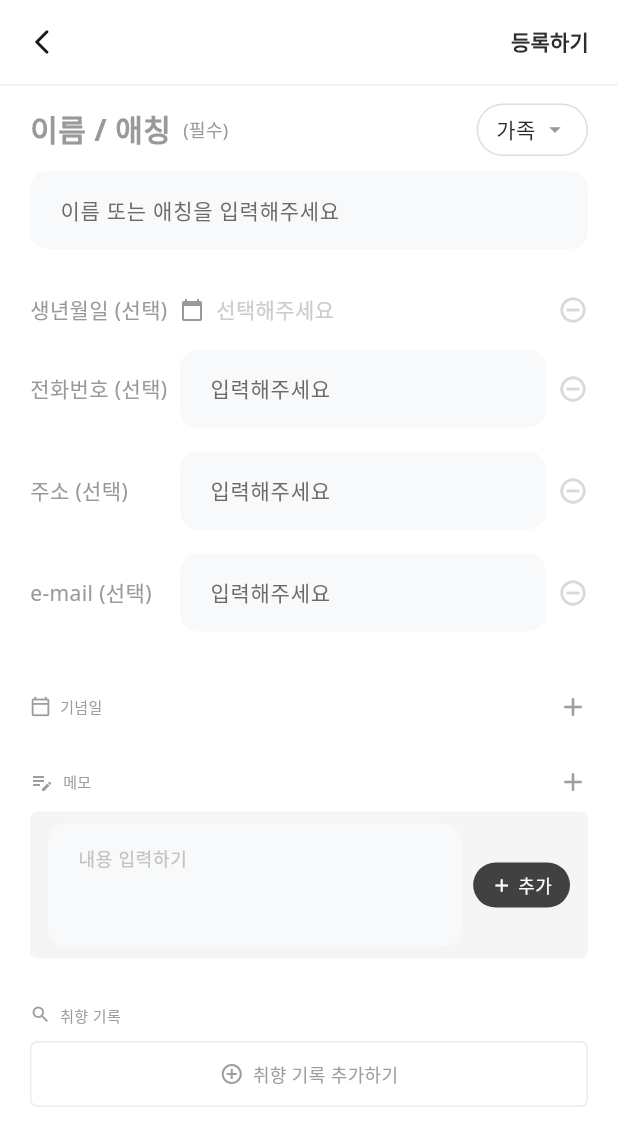
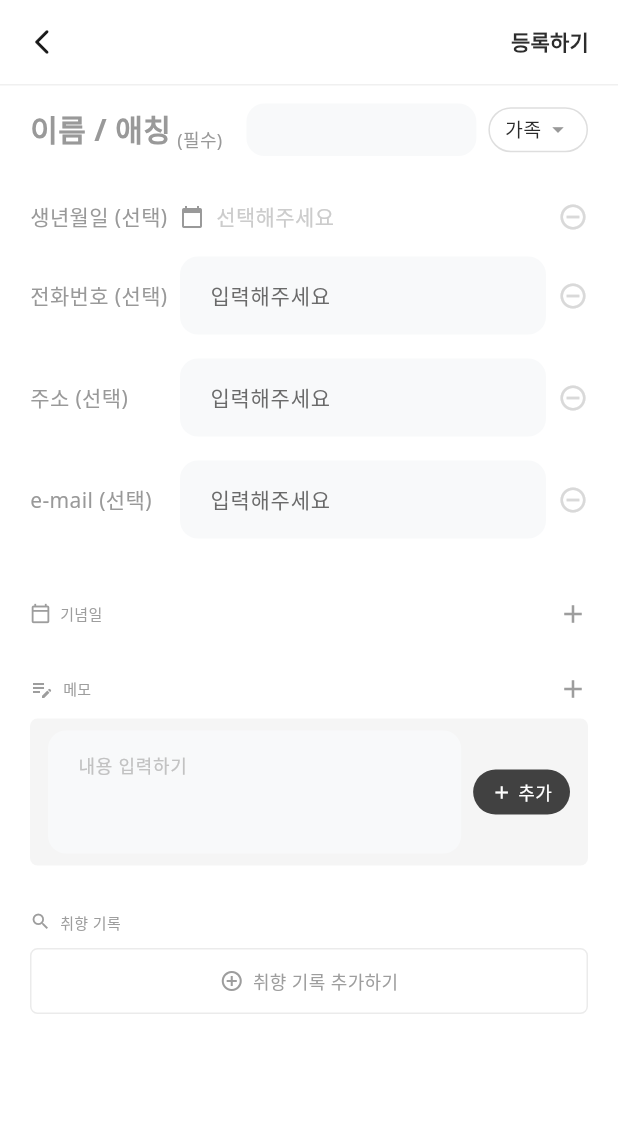
Before and after one commit to uiiuodo/testedn5, a Flutter app: the PersonEditScreen screen opened directly, on a phone screen of 412 x 824 dp. Shown: the top 1146 px of the screen. Run offline on Flutter 3.47's test engine with Material 3 defaults, Android fonts, the light colour scheme and no system bars; our stand-ins replace get, hive, hive_flutter, shared_preferences, table_calendar; accounts and stored records are empty; Roboto replaces fonts that are missing (Noto Sans).

Commit message:
등록 화면3

```diff
--- a/lib/ui/page/people/person_edit_screen.dart
+++ b/lib/ui/page/people/person_edit_screen.dart
@@ -41,17 +41,17 @@ class PersonEditScreen extends StatelessWidget {
             crossAxisAlignment: CrossAxisAlignment.start,
             children: [
               // 1. Name / Nickname & Group Selection
-              Column(
-                crossAxisAlignment: CrossAxisAlignment.start,
-                children: [
-                  Row(
-                    mainAxisAlignment: MainAxisAlignment.spaceBetween,
-                    children: [
+              // 1. Name / Nickname & Group Selection (Inline Row)
               GestureDetector(
                 onTap: () {
                   FocusScope.of(context).requestFocus(nameFocusNode);
                 },
+                behavior: HitTestBehavior.opaque,
                 child: Row(
+                  children: [
+                    // Label
+                    Row(
+                      crossAxisAlignment: CrossAxisAlignment.end,
                       children: const [
                         Text(
                           '이름 / 애칭',
@@ -61,7 +61,7 @@ class PersonEditScreen extends StatelessWidget {
                             color: Color(0xFF999999),
                           ),
                         ),
-                            SizedBox(width: 8),
+                        SizedBox(width: 4),
                         Text(
                           '(필수)',
                           style: TextStyle(
@@ -72,7 +72,28 @@ class PersonEditScreen extends StatelessWidget {
                         ),
                       ],
                     ),
+                    const SizedBox(width: 16),
+
+                    // Inline Input
+                    Expanded(
+                      child: TextField(
+                        controller: controller.nameController,
+                        focusNode: nameFocusNode,
+                        style: const TextStyle(
+                          fontSize: 18,
+                          fontWeight: FontWeight.w500,
+                          color: Color(0xFF2A2A2A),
                         ),
+                        decoration: const InputDecoration(
+                          border: InputBorder.none,
+                          isDense: true,
+                          contentPadding: EdgeInsets.symmetric(vertical: 4),
+                        ),
+                      ),
+                    ),
+
+                    const SizedBox(width: 8),
+
                     // Group Selection
                     GestureDetector(
                       onTap: () {
@@ -80,8 +101,8 @@ class PersonEditScreen extends StatelessWidget {
                       },
                       child: Container(
                         padding: const EdgeInsets.symmetric(
-                            horizontal: 12,
-                            vertical: 6,
+                          horizontal: 10,
+                          vertical: 4,
                         ),
                         decoration: BoxDecoration(
                           border: Border.all(color: const Color(0xFFDEDEDE)),
@@ -90,21 +111,21 @@ class PersonEditScreen extends StatelessWidget {
                         child: Row(
                           children: [
                             Obx(() {
-                                final groupId =
-                                    controller.selectedGroupId.value;
-                                final group = controller.groups
-                                    .firstWhereOrNull((g) => g.id == groupId);
+                              final groupId = controller.selectedGroupId.value;
+                              final group = controller.groups.firstWhereOrNull(
+                                (g) => g.id == groupId,
+                              );
                               return Text(
                                 group?.name ?? '선택',
                                 style: TextStyle(
-                                    fontSize: 14,
+                                  fontSize: 13,
                                   color: group != null
                                       ? const Color(0xFF2A2A2A)
                                       : const Color(0xFFCCCCCC),
                                 ),
                               );
                             }),
-                              const SizedBox(width: 4),
+                            const SizedBox(width: 2),
                             const Icon(
                               Icons.arrow_drop_down,
                               size: 18,
@@ -116,13 +137,6 @@ class PersonEditScreen extends StatelessWidget {
                     ),
                   ],
                 ),
-                  const SizedBox(height: 10),
-                  CustomInputField(
-                    controller: controller.nameController,
-                    hint: '이름 또는 애칭을 입력해주세요',
-                    focusNode: nameFocusNode,
-                  ),
-                ],
               ),
               const SizedBox(height: 30),
 
```
Lines whose indentation alone changed are shown as unchanged.
